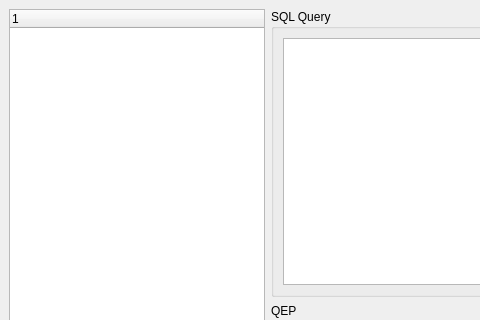
This is Assignment2/program/main.ui in chiaz91/cz4031-db as Qt 5 draws it before an edit; both pictures show x 0 to 480 and y 0 to 320 of the 832 by 600 pixel window. The edited form follows.
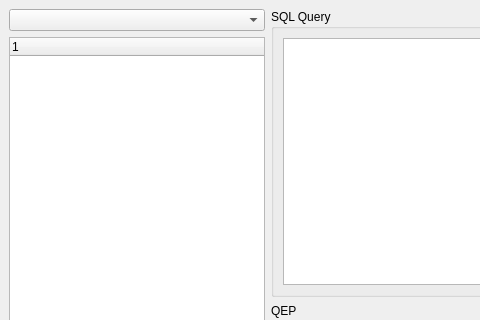
This is the edited form.

Commit message: allow change of db and update project script

What changed in the file:
```diff
--- a/Assignment2/program/main.ui
+++ b/Assignment2/program/main.ui
@@ -25,6 +25,9 @@
      <layout class="QHBoxLayout" name="panels">
       <item>
        <layout class="QVBoxLayout" name="left">
+        <item>
+         <widget class="QComboBox" name="combo_databases"/>
+        </item>
         <item>
          <widget class="QTreeWidget" name="tree_attrs">
           <property name="sizePolicy">
```
The commit also changes 2 other files.
